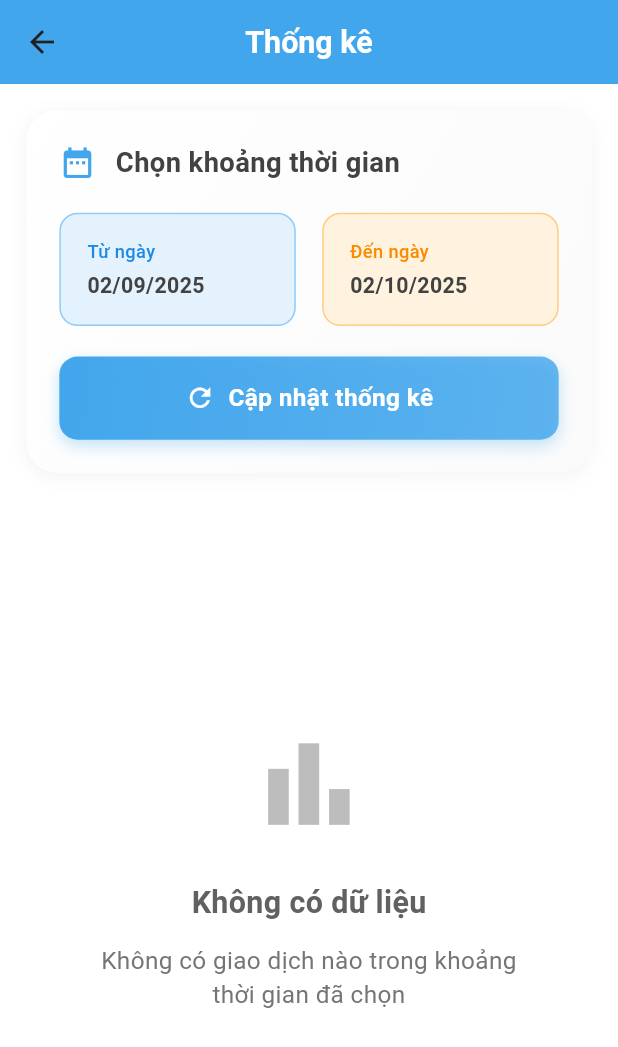
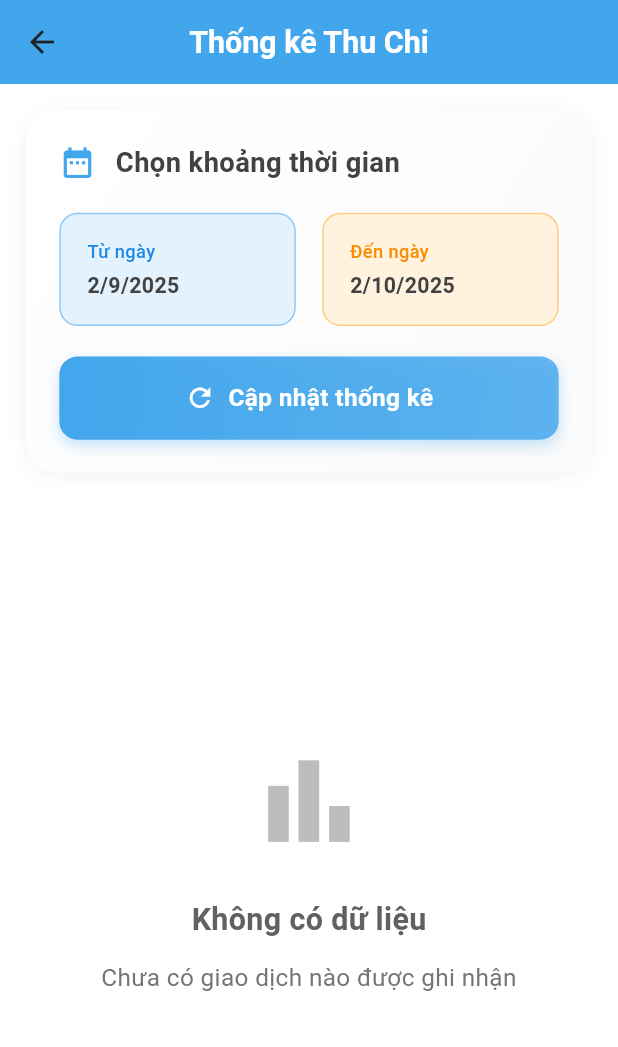
Before and after one commit to nguyentranlht/expense_tracker, a Flutter app: the StatisticsPage screen opened directly, on a phone screen of 412 x 824 dp. Shown: the top 1047 px of the screen. Run offline on Flutter 3.47's test engine with Material 3 defaults, Android fonts, the phone set to English and light mode, and no system bars; our stand-ins replace dartz, equatable, fl_chart, flutter_bloc, flutter_dotenv, flutter_screenutil and 7 more; accounts and stored records are empty; network calls fail.

Commit message:
ready to recfactor

```diff
--- a/lib/features/expense_tracking/presentation/pages/statistics_page.dart
+++ b/lib/features/expense_tracking/presentation/pages/statistics_page.dart
@@ -1,4 +1,6 @@
 import 'package:expense_tracker/core/extensions/context_extensions.dart';
+import 'package:expense_tracker/core/utils/formatters.dart';
+import 'package:expense_tracker/core/utils/localization_helper.dart';
 import 'package:flutter/material.dart';
 import 'package:flutter_bloc/flutter_bloc.dart';
 import 'package:flutter_screenutil/flutter_screenutil.dart';
@@ -17,26 +19,33 @@ class StatisticsPage extends StatefulWidget {
 class _StatisticsPageState extends State<StatisticsPage> {
   DateTime _startDate = DateTime.now().subtract(const Duration(days: 30));
   DateTime _endDate = DateTime.now();
+  DateTime _appliedStartDate = DateTime.now().subtract(const Duration(days: 30));
+  DateTime _appliedEndDate = DateTime.now();
+  bool _hasUserAppliedFilter = false; // Flag để kiểm tra user đã bấm nút chưa
 
   @override
   void initState() {
     super.initState();
-    _loadStatistics();
+    // Load tất cả expenses một lần duy nhất
+    context.read<ExpenseBloc>().add(LoadExpenses());
   }
 
   void _loadStatistics() {
-    context.read<ExpenseBloc>().add(LoadExpensesByDateRange(_startDate, _endDate));
+    // Thay vì gửi event, chỉ cần setState để trigger rebuild UI
+    setState(() {
+      _appliedStartDate = _startDate;
+      _appliedEndDate = _endDate;
+      _hasUserAppliedFilter = true; // Đánh dấu user đã bấm nút
+    });
   }
 
   @override
   Widget build(BuildContext context) {
-    final currencyFormat = NumberFormat.currency(locale: 'vi_VN', symbol: '₫');
-    final dateFormat = DateFormat('dd/MM/yyyy');
 
     return Scaffold(
       appBar: AppBar(
         title: Text(
-          'Thống kê',
+          'Thống kê Thu Chi',
           style: TextStyle(
             fontSize: 20.sp,
             fontWeight: FontWeight.w600,
@@ -133,7 +142,7 @@ class _StatisticsPageState extends State<StatisticsPage> {
                                   ),
                                   SizedBox(height: 4.h),
                                   Text(
-                                    dateFormat.format(_startDate),
+                                    DateFormatter.formatDate(_startDate, context.l10n.localeName),
                                     style: TextStyle(
                                       fontSize: 14.sp,
                                       fontWeight: FontWeight.w600,
@@ -173,7 +182,7 @@ class _StatisticsPageState extends State<StatisticsPage> {
                                   ),
                                   SizedBox(height: 4.h),
                                   Text(
-                                    dateFormat.format(_endDate),
+                                    DateFormatter.formatDate(_endDate, context.l10n.localeName),
                                     style: TextStyle(
                                       fontSize: 14.sp,
                                       fontWeight: FontWeight.w600,
@@ -251,9 +260,21 @@ class _StatisticsPageState extends State<StatisticsPage> {
                 if (state is ExpenseLoading) {
                   return const Center(child: CircularProgressIndicator());
                 } else if (state is ExpenseLoaded) {
-                  final expenses = state.expenses;
+                  // Lọc expenses theo date range trong UI
+                  // Nếu chưa bấm nút, hiển thị tất cả. Nếu đã bấm nút, lọc theo date range
+                  final filteredExpenses = _hasUserAppliedFilter
+                    ? state.expenses.where((expense) {
+                        final expenseDate = expense.date;
+                        return expenseDate.isAfter(_appliedStartDate.subtract(const Duration(days: 1))) &&
+                               expenseDate.isBefore(_appliedEndDate.add(const Duration(days: 1)));
+                      }).toList()
+                    : state.expenses; // Hiển thị tất cả nếu chưa áp dụng filter
+
+                  final expenses = filteredExpenses;
 
                   if (expenses.isEmpty) {
+                    // Kiểm tra xem có phải là do không có dữ liệu trong khoảng thời gian đã lọc
+                    final isNoData = _hasUserAppliedFilter;
                     return Center(
                       child: Padding(
                         padding: EdgeInsets.all(32.w),
@@ -276,7 +297,9 @@ class _StatisticsPageState extends State<StatisticsPage> {
                             ),
                             SizedBox(height: 12.h),
                             Text(
-                              'Không có giao dịch nào trong khoảng\nthời gian đã chọn',
+                              isNoData
+                                ? 'Không có giao dịch nào trong khoảng\nthời gian đã chọn'
+                                : 'Chưa có giao dịch nào được ghi nhận',
                               style: TextStyle(
                                 fontSize: 16.sp,
                                 color: Colors.grey[600],
@@ -289,23 +312,38 @@ class _StatisticsPageState extends State<StatisticsPage> {
                     );
                   }
 
-                  // Calculate statistics
-                  final totalAmount = expenses.fold<double>(0.0, (sum, expense) => sum + expense.amount);
-                  final averageAmount = totalAmount / expenses.length;
+                  // Calculate statistics - phân biệt thu nhập và chi tiêu
+                  final totalIncome = expenses.fold<double>(0.0, (sum, expense) =>
+                      expense.isIncome ? sum + expense.amount : sum);
+                  final totalExpense = expenses.fold<double>(0.0, (sum, expense) =>
+                      !expense.isIncome ? sum + expense.amount : sum);
+                  final netAmount = totalIncome - totalExpense;
+                  final totalTransactions = expenses.length;
 
-                  // Group by category
-                  final Map<String, double> categoryTotals = {};
-                  final Map<String, int> categoryCounts = {};
+                  // Group by category - phân biệt thu nhập và chi tiêu
+                  final Map<String, double> incomeCategoryTotals = {};
+                  final Map<String, double> expenseCategoryTotals = {};
+                  final Map<String, int> incomeCategoryCounts = {};
+                  final Map<String, int> expenseCategoryCounts = {};
 
                   for (final expense in expenses) {
-                    categoryTotals[expense.category] =
-                        (categoryTotals[expense.category] ?? 0) + expense.amount;
-                    categoryCounts[expense.category] =
-                        (categoryCounts[expense.category] ?? 0) + 1;
+                    if (expense.isIncome) {
+                      incomeCategoryTotals[expense.category] =
+                          (incomeCategoryTotals[expense.category] ?? 0) + expense.amount;
+                      incomeCategoryCounts[expense.category] =
+                          (incomeCategoryCounts[expense.category] ?? 0) + 1;
+                    } else {
+                      expenseCategoryTotals[expense.category] =
+                          (expenseCategoryTotals[expense.category] ?? 0) + expense.amount;
+                      expenseCategoryCounts[expense.category] =
+                          (expenseCategoryCounts[expense.category] ?? 0) + 1;
+                    }
                   }
 
                   // Sort categories by total amount
-                  final sortedCategories = categoryTotals.entries.toList()
+                  final sortedIncomeCategories = incomeCategoryTotals.entries.toList()
+                    ..sort((a, b) => b.value.compareTo(a.value));
+                  final sortedExpenseCategories = expenseCategoryTotals.entries.toList()
                     ..sort((a, b) => b.value.compareTo(a.value));
 
                   return SingleChildScrollView(
@@ -313,39 +351,55 @@ class _StatisticsPageState extends State<StatisticsPage> {
                     child: Column(
                       crossAxisAlignment: CrossAxisAlignment.start,
                       children: [
-                        // Summary cards với thiết kế mới
+                        // Summary cards với thu nhập, chi tiêu và số dư
                         Row(
                           children: [
                             Expanded(
                               child: _buildSummaryCard(
-                                'Tổng chi tiêu',
-                                currencyFormat.format(totalAmount),
-                                Icons.account_balance_wallet,
-                                Colors.red,
+                                'Thu nhập',
+                                CurrencyFormatter.format(totalIncome),
+                                Icons.trending_up,
+                                Colors.green,
                               ),
                             ),
-                            SizedBox(width: 16.w),
+                            SizedBox(width: 12.w),
                             Expanded(
                               child: _buildSummaryCard(
-                                'Số giao dịch',
-                                expenses.length.toString(),
-                                Icons.receipt_long,
-                                Colors.blue,
+                                'Chi tiêu',
+                                CurrencyFormatter.format(totalExpense),
+                                Icons.trending_down,
+                                Colors.red,
                               ),
                             ),
                           ],
                         ),
                         SizedBox(height: 16.h),
-                        _buildSummaryCard(
-                          'Chi tiêu trung bình',
-                          currencyFormat.format(averageAmount),
-                          Icons.trending_up,
-                          Colors.orange,
+                        Row(
+                          children: [
+                            Expanded(
+                              child: _buildSummaryCard(
+                                'Số dư',
+                                CurrencyFormatter.format(netAmount),
+                                netAmount >= 0 ? Icons.savings : Icons.warning,
+                                netAmount >= 0 ? Colors.blue : Colors.orange,
+                              ),
+                            ),
+                            SizedBox(width: 12.w),
+                            Expanded(
+                              child: _buildSummaryCard(
+                                'Giao dịch',
+                                totalTransactions.toString(),
+                                Icons.receipt_long,
+                                Colors.purple,
+                              ),
+                            ),
+                          ],
                         ),
 
                         SizedBox(height: 32.h),
 
-                        // Category breakdown header
+                        // Thu nhập theo danh mục
+                        if (sortedIncomeCategories.isNotEmpty) ...[
                           Container(
                             padding: EdgeInsets.symmetric(horizontal: 16.w, vertical: 12.h),
                             decoration: BoxDecoration(
@@ -353,8 +407,8 @@ class _StatisticsPageState extends State<StatisticsPage> {
                                 begin: Alignment.topLeft,
                                 end: Alignment.bottomRight,
                                 colors: [
-                                context.cs.primary.withOpacity(0.1),
-                                Colors.purple.withOpacity(0.1),
+                                  Colors.green.withOpacity(0.1),
+                                  Colors.teal.withOpacity(0.1),
                                 ],
                               ),
                               borderRadius: BorderRadius.circular(12.r),
@@ -362,15 +416,15 @@ class _StatisticsPageState extends State<StatisticsPage> {
                             child: Row(
                               children: [
                                 Icon(
-                                Icons.pie_chart,
-                                color: context.cs.primary,
+                                  Icons.trending_up,
+                                  color: Colors.green[600],
                                   size: 24.sp,
                                 ),
                                 SizedBox(width: 12.w),
                                 Text(
-                                'Thống kê theo danh mục',
+                                  'Thu nhập theo danh mục',
                                   style: TextStyle(
-                                  fontSize: 18.sp,
+                                    fontSize: 16.sp,
                                     fontWeight: FontWeight.w600,
                                     color: Colors.grey[800],
                                   ),
@@ -378,13 +432,90 @@ class _StatisticsPageState extends State<StatisticsPage> {
                               ],
                             ),
                           ),
-                        SizedBox(height: 20.h),
+                          SizedBox(height: 16.h),
 
-                        ...sortedCategories.map((entry) {
+                          ...sortedIncomeCategories.map((entry) {
                             final category = entry.key;
                             final amount = entry.value;
-                          final count = categoryCounts[category] ?? 0;
-                          final percentage = (amount / totalAmount * 100);
+                            final count = incomeCategoryCounts[category] ?? 0;
+                            final percentage = totalIncome > 0 ? (amount / totalIncome * 100).toDouble() : 0.0;
+
+                            return _buildCategoryCard(
+                              category, amount, count, percentage, true, context
+                            );
+                          }),
+
+                          SizedBox(height: 24.h),
+                        ],
+
+                        // Chi tiêu theo danh mục
+                        if (sortedExpenseCategories.isNotEmpty) ...[
+                          Container(
+                            padding: EdgeInsets.symmetric(horizontal: 16.w, vertical: 12.h),
+                            decoration: BoxDecoration(
+                              gradient: LinearGradient(
+                                begin: Alignment.topLeft,
+                                end: Alignment.bottomRight,
+                                colors: [
+                                  Colors.red.withOpacity(0.1),
+                                  Colors.orange.withOpacity(0.1),
+                                ],
+                              ),
+                              borderRadius: BorderRadius.circular(12.r),
+                            ),
+                            child: Row(
+                              children: [
+                                Icon(
+                                  Icons.trending_down,
+                                  color: Colors.red[600],
+                                  size: 24.sp,
+                                ),
+                                SizedBox(width: 12.w),
+                                Text(
+                                  'Chi tiêu theo danh mục',
+                                  style: TextStyle(
+                                    fontSize: 16.sp,
+                                    fontWeight: FontWeight.w600,
+                                    color: Colors.grey[800],
+                                  ),
+                                ),
+                              ],
+                            ),
+                          ),
+                          SizedBox(height: 16.h),
+
+                          ...sortedExpenseCategories.map((entry) {
+                            final category = entry.key;
+                            final amount = entry.value;
+                            final count = expenseCategoryCounts[category] ?? 0;
+                            final percentage = totalExpense > 0 ? (amount / totalExpense * 100).toDouble() : 0.0;
+
+                            return _buildCategoryCard(
+                              category, amount, count, percentage, false, context
+                            );
+                          }),
+                        ],
+                      ],
+                    ),
+                  );
+                } else if (state is ExpenseError) {
+                  return Center(
+                    child: Text('Lỗi: ${state.message}'),
+                  );
+                }
+
+                return const Center(child: Text('Không có dữ liệu'));
+              },
+            ),
+          ),
+        ],
+      ),
+    );
+  }
+
+  Widget _buildCategoryCard(String category, double amount, int count, double percentage,
+      bool isIncome, BuildContext context) {
+    final color = isIncome ? Colors.green : Colors.red;
 
     return Container(
       margin: EdgeInsets.only(bottom: 12.h),
@@ -394,7 +525,7 @@ class _StatisticsPageState extends State<StatisticsPage> {
           end: Alignment.bottomRight,
           colors: [
             Colors.white,
-                                  Colors.grey[50]!,
+            color.withOpacity(0.02),
           ],
         ),
         borderRadius: BorderRadius.circular(16.r),
@@ -415,6 +546,15 @@ class _StatisticsPageState extends State<StatisticsPage> {
               mainAxisAlignment: MainAxisAlignment.spaceBetween,
               children: [
                 Expanded(
+                  child: Row(
+                    children: [
+                      Icon(
+                        isIncome ? Icons.add_circle : Icons.remove_circle,
+                        color: color,
+                        size: 20.sp,
+                      ),
+                      SizedBox(width: 8.w),
+                      Expanded(
                         child: Text(
                           category,
                           style: TextStyle(
@@ -424,18 +564,21 @@ class _StatisticsPageState extends State<StatisticsPage> {
                           ),
                         ),
                       ),
+                    ],
+                  ),
+                ),
                 Container(
                   padding: EdgeInsets.symmetric(horizontal: 12.w, vertical: 6.h),
                   decoration: BoxDecoration(
-                                          color: Colors.red[50],
+                    color: color.withOpacity(0.1),
                     borderRadius: BorderRadius.circular(8.r),
                   ),
                   child: Text(
-                                          currencyFormat.format(amount),
+                    '${isIncome ? '+' : '-'}${CurrencyFormatter.format(amount)}',
                     style: TextStyle(
                       fontWeight: FontWeight.w700,
                       fontSize: 14.sp,
-                                            color: Colors.red[600],
+                      color: color[600],
                     ),
                   ),
                 ),
@@ -455,7 +598,7 @@ class _StatisticsPageState extends State<StatisticsPage> {
                 Container(
                   padding: EdgeInsets.symmetric(horizontal: 8.w, vertical: 4.h),
                   decoration: BoxDecoration(
-                                          color: context.cs.primary.withOpacity(0.1),
+                    color: color.withOpacity(0.1),
                     borderRadius: BorderRadius.circular(6.r),
                   ),
                   child: Text(
@@ -463,7 +606,7 @@ class _StatisticsPageState extends State<StatisticsPage> {
                     style: TextStyle(
                       fontSize: 12.sp,
                       fontWeight: FontWeight.w600,
-                                            color: context.cs.primary,
+                      color: color[700],
                     ),
                   ),
                 ),
@@ -475,31 +618,12 @@ class _StatisticsPageState extends State<StatisticsPage> {
               child: LinearProgressIndicator(
                 value: percentage / 100,
                 backgroundColor: Colors.grey[200],
-                                      valueColor: AlwaysStoppedAnimation<Color>(
-                                        context.cs.primary,
-                                      ),
+                valueColor: AlwaysStoppedAnimation<Color>(color),
                 minHeight: 6.h,
               ),
             ),
           ],
         ),
-                            ),
-                          );
-                        }),
-                      ],
-                    ),
-                  );
-                } else if (state is ExpenseError) {
-                  return Center(
-                    child: Text('Lỗi: ${state.message}'),
-                  );
-                }
-
-                return const Center(child: Text('Không có dữ liệu'));
-              },
-            ),
-          ),
-        ],
       ),
     );
   }
--- a/lib/main_navigation.dart
+++ b/lib/main_navigation.dart
@@ -108,8 +108,8 @@ class _MainNavigationPageState extends State<MainNavigationPage>
                 label: context.l10n.home,
               ),
               NavigationDestination(
-                selectedIcon: const Icon(FontAwesomeIcons.solidCreditCard),
-                icon: const Icon(FontAwesomeIcons.creditCard),
+                selectedIcon: const Icon(FontAwesomeIcons.wallet),
+                icon: const Icon(FontAwesomeIcons.wallet),
                 label: context.l10n.expenses,
               ),
               NavigationDestination(
```
Lines whose indentation alone changed are shown as unchanged.
